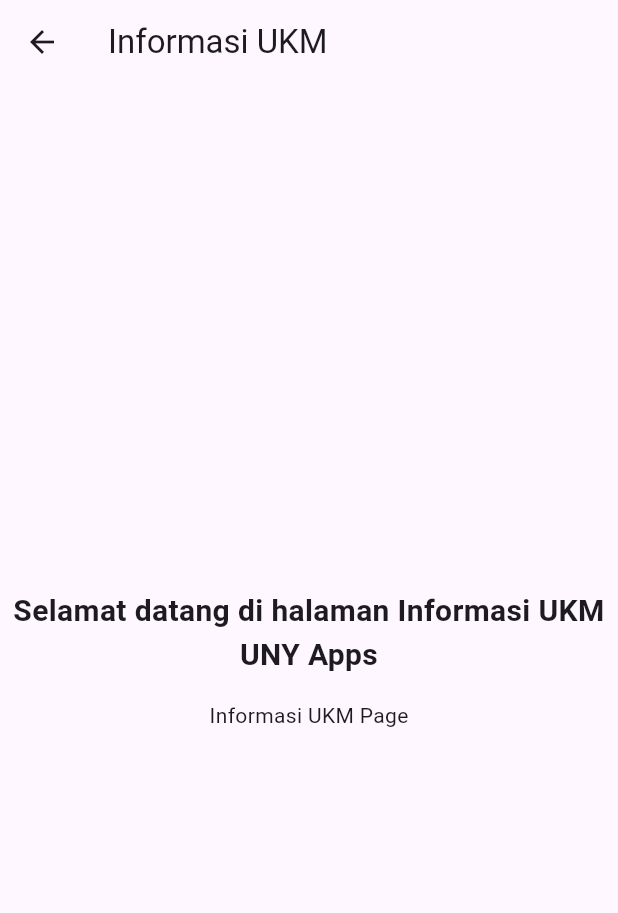
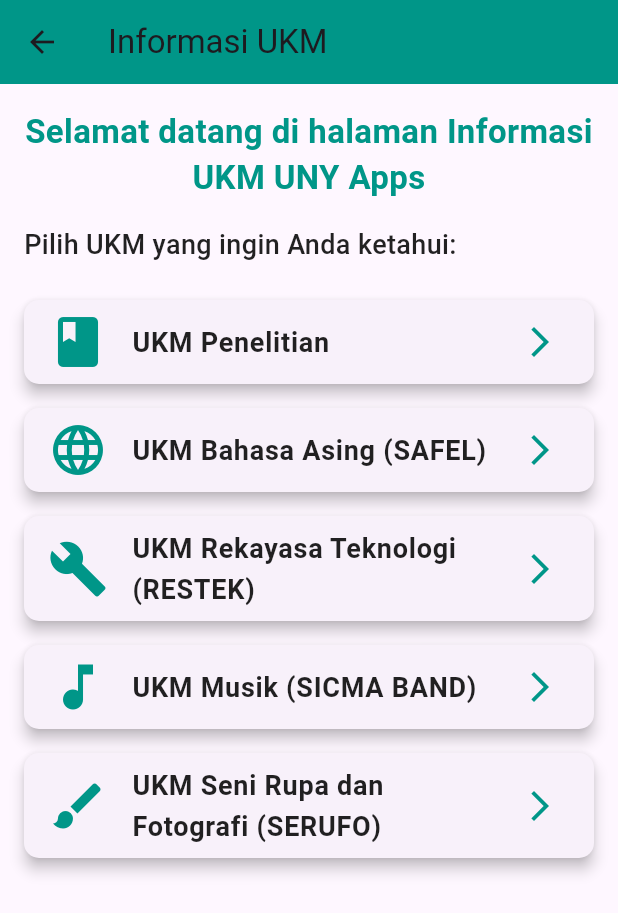
Before and after one commit to Habibalwy29/UniversityApps, a Flutter app: the InformasiUKMPage screen opened directly, on a phone screen of 412 x 824 dp. Shown: the top 913 px of the screen. Run offline on Flutter 3.47's test engine with Material 3 defaults, Android fonts, the phone set to English and light mode, and no system bars.

Commit message:
git commit

```diff
--- a/lib/pages/informasi_ukm.dart
+++ b/lib/pages/informasi_ukm.dart
@@ -1,4 +1,64 @@
 import 'package:flutter/material.dart';
+
+class UKM {
+  final String name;
+  final String description;
+  final String vision;
+  final List<String> missions;
+  final String url;
+
+  UKM({
+    required this.name,
+    required this.description,
+    required this.vision,
+    required this.missions,
+    required this.url,
+  });
+}
+
+List<UKM> ukmList = [
+  UKM(
+    name: "UKM Penelitian",
+    description: "“Organisasi adalah tempat berbagi dan mewujudkan mimpi”...",
+    vision: "Memasyarakatkan dan mengembangkan karya ilmiah...",
+    missions: [
+      "Memberdayakan anggota UKM Penelitian...",
+      "Memberikan manfaat nyata UKM Penelitian...",
+    ],
+    url: "https://ukmpenelitianuny.id",
+  ),
+  UKM(
+    name: "UKM Bahasa Asing (SAFEL)",
+    description: "Student Activity Forum of Foreign Languages (SAFEL)...",
+    vision: "Realizing UKM Bahasa Asing “SAFEL”...",
+    missions: [
+      "Provides a place for component of UKM Bahasa Asing “SAFEL”...",
+      "Encourage all of component of UKM Bahasa Asing “SAFEL”...",
+    ],
+    url: "https://safeluny.com/",
+  ),
+  UKM(
+    name: "UKM Rekayasa Teknologi (RESTEK)",
+    description: "UKM Rekayasa Teknologi merupakan salah satu UKM...",
+    vision: "",
+    missions: [],
+    url: "https://www.restek-uny.id/",
+  ),
+  UKM(
+    name: "UKM Musik (SICMA BAND)",
+    description: "UKM sicma adalah UKM yang mewadahi para mahasiswa...",
+    vision: "",
+    missions: [],
+    url: "https://sicma.student.uny.ac.id",
+  ),
+  UKM(
+    name: "UKM Seni Rupa dan Fotografi (SERUFO)",
+    description: "UKM Seni Rupa dan Fotografi adalah salah satu Unit...",
+    vision: "",
+    missions: [],
+    url: "https://www.serufo.com/",
+  ),
+];
 
 class InformasiUKMPage extends StatefulWidget {
   @override
@@ -11,24 +71,123 @@ class _InformasiUKMPageState extends State<InformasiUKMPage> {
     return Scaffold(
       appBar: AppBar(
         title: const Text('Informasi UKM'),
+        backgroundColor: Colors.teal,
       ),
-      body: const Center(
+      body: Padding(
+        padding: const EdgeInsets.all(16.0),
         child: Column(
-          mainAxisAlignment: MainAxisAlignment.center,
+          crossAxisAlignment: CrossAxisAlignment.start,
           children: [
-            Text(
-              'Selamat datang di halaman Informasi UKM UNY Apps',
+            const Center(
+              child: Text(
+                'Selamat datang di halaman Informasi UKM UNY Apps',
+                style: TextStyle(
+                  fontSize: 22,
+                  fontWeight: FontWeight.bold,
+                  color: Colors.teal,
+                ),
+                textAlign: TextAlign.center,
+              ),
+            ),
+            const SizedBox(height: 16.0),
+            const Text(
+              'Pilih UKM yang ingin Anda ketahui:',
               style: TextStyle(
-                fontSize: 20,
-                fontWeight: FontWeight.bold,
+                fontSize: 18,
+                fontWeight: FontWeight.w500,
+                color: Colors.black87,
               ),
-              textAlign: TextAlign.center,
             ),
-            SizedBox(height: 16.0),
-            Text('Informasi UKM Page'),
+            const SizedBox(height: 16.0),
+            Expanded(
+              child: ListView.builder(
+                itemCount: ukmList.length,
+                itemBuilder: (context, index) {
+                  final ukm = ukmList[index];
+                  return UKMCard(name: ukm.name, description: ukm.description);
+                },
+              ),
+            ),
           ],
         ),
       ),
     );
   }
 }
+
+class UKMCard extends StatelessWidget {
+  final String name;
+  final String description;
+
+  const UKMCard({required this.name, required this.description});
+
+  @override
+  Widget build(BuildContext context) {
+    // Define a map of icons for each UKM using Flutter's built-in icons
+    final Map<String, IconData> ukmIcons = {
+      "UKM Penelitian": Icons.book,
+      "UKM Bahasa Asing (SAFEL)": Icons.language,
+      "UKM Rekayasa Teknologi (RESTEK)": Icons.build,
+      "UKM Musik (SICMA BAND)": Icons.music_note,
+      "UKM Seni Rupa dan Fotografi (SERUFO)": Icons.brush,
+    };
+
+    // Get the icon for the current UKM
+    final icon = ukmIcons[name] ?? Icons.info; // Default to Icons.info if no match
+
+    return Card(
+      elevation: 4.0,
+      shape: RoundedRectangleBorder(borderRadius: BorderRadius.circular(10.0)),
+      margin: const EdgeInsets.symmetric(vertical: 8.0),
+      child: ListTile(
+        leading: Icon(icon, size: 40, color: Colors.teal),
+        title: Text(
+          name,
+          style: TextStyle(
+            fontSize: 18,
+            fontWeight: FontWeight.bold,
+            color: Colors.black87,
+          ),
+        ),
+        trailing: Icon(Icons.arrow_forward_ios, color: Colors.teal),
+        onTap: () {
+          Navigator.push(
+            context,
+            MaterialPageRoute(
+              builder: (context) => DetailUKMPage(name: name, description: description),
+            ),
+          );
+        },
+      ),
+    );
+  }
+}
+
+class DetailUKMPage extends StatelessWidget {
+  final String name;
+  final String description;
+
+  DetailUKMPage({required this.name, required this.description});
+
+  @override
+  Widget build(BuildContext context) {
+    return Scaffold(
+      appBar: AppBar(
+        title: Text(name),
+      ),
+      body: Padding(
+        padding: const EdgeInsets.all(16.0),
+        child: Column(
+          crossAxisAlignment: CrossAxisAlignment.start,
+          children: [
+            Text(
+              description,
+              style: TextStyle(fontSize: 16.0),
+            ),
+            const SizedBox(height: 16.0),
+          ],
+        ),
+      ),
+    );
+  }
+}
--- a/lib/pages/ruang_kelas.dart
+++ b/lib/pages/ruang_kelas.dart
@@ -1,5 +1,5 @@
 import 'package:flutter/material.dart';
-import 'flutter_datetime_picker.dart';
+
 
 
 class CekRuangKelasPage extends StatefulWidget {
--- a/pubspec.yaml
+++ b/pubspec.yaml
@@ -31,6 +31,7 @@ dependencies:
   flutter:
     sdk: flutter
   flutter_datetime_picker: ^1.5.1
+  font_awesome_flutter: ^10.1.0
 
 
   # The following adds the Cupertino Icons font to your application.
```
Also changed, not shown: lib/pages/flutter_datetime_picker.dart (deleted, +0 -55 lines), pubspec.lock.
